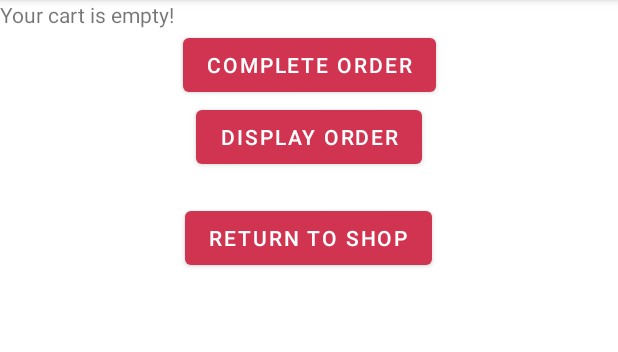
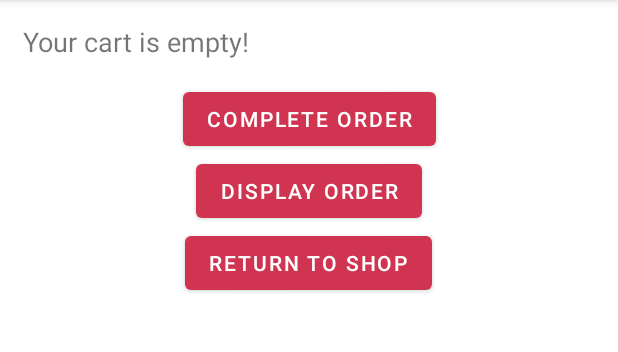
Before and after one commit to cumberson97/Assignment1, an Android app: the screen it shows after launch (ShoppingCart), after a tap on an icon or button, on a phone screen of 412 x 824 dp, the part 84-436 px from its top. Run offline under Robolectric (Android 15) with nearby library versions, the phone set to English and light mode, and no system bars; 1 other tap on this screen came first.

Commit message:
Finished - styled text on cart and added whatsapp code

```diff
--- a/app/src/main/res/layout/activity_shopping_cart.xml
+++ b/app/src/main/res/layout/activity_shopping_cart.xml
@@ -22,7 +22,9 @@
                 android:layout_height="match_parent"
                 android:id="@+id/textList"
                 android:text=""
-                android:layout_gravity="left">
+                android:layout_gravity="left"
+                android:layout_margin="15dp"
+                android:textSize="18dp">
 
             </TextView>
 
@@ -67,7 +69,10 @@
             <TextView
                 android:layout_width="match_parent"
                 android:layout_height="wrap_content"
-                android:id="@+id/oldOrders">
+                android:id="@+id/oldOrders"
+                android:visibility="gone"
+                android:layout_margin="15dp"
+                android:textSize="18dp">
 
             </TextView>
 
```
Also changed, not shown: app/src/main/java/com/example/assignment1/Cart.java (+10 -3 lines), app/src/main/java/com/example/assignment1/ShoppingCart.java (+29 -18 lines).
